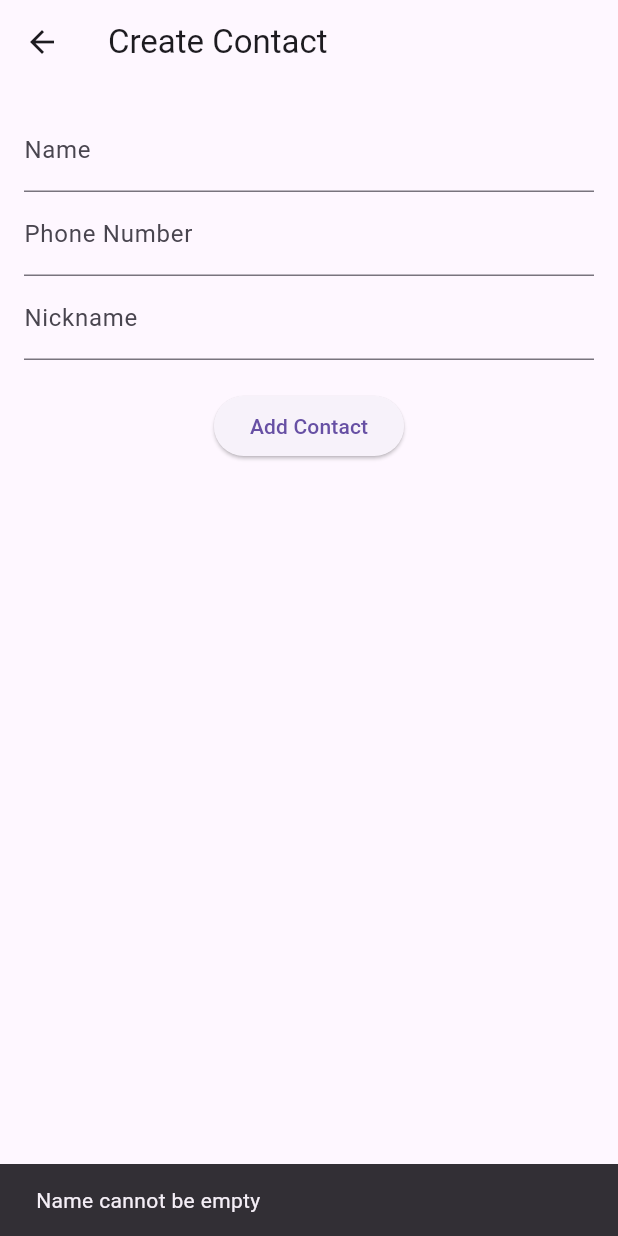
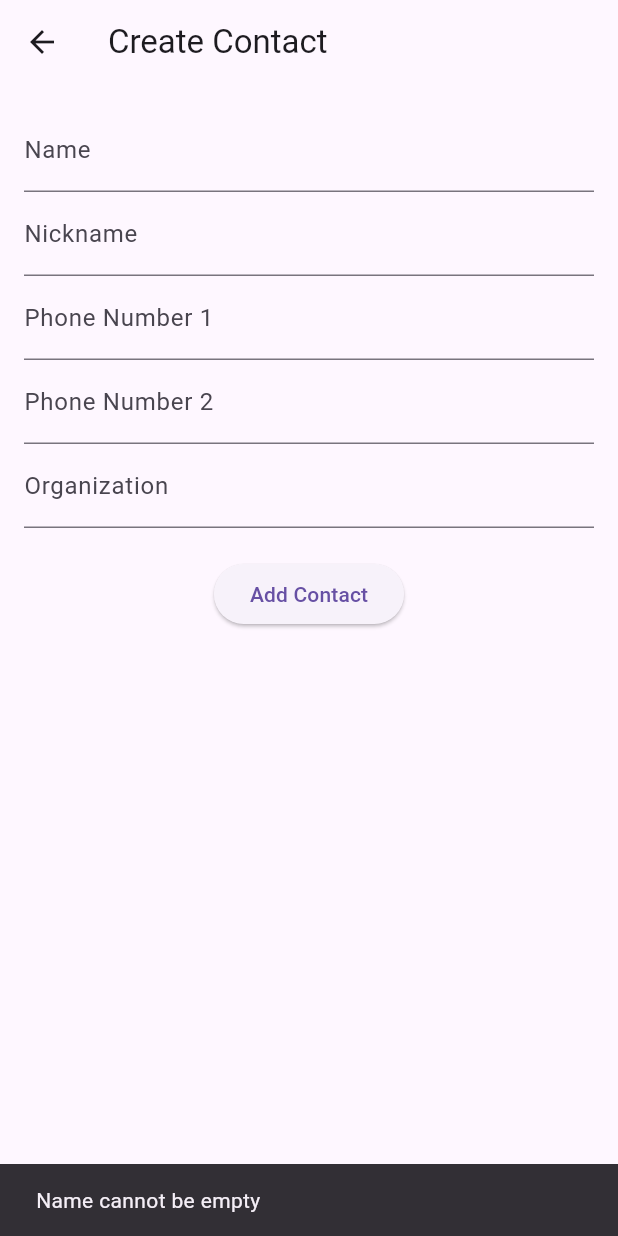
Before and after one commit to amoghprasant/apptodo, a Flutter app: the CreateContactPage screen opened directly, after a tap on "Add Contact", on a phone screen of 412 x 824 dp. Run offline on Flutter 3.47's test engine with Material 3 defaults, Android fonts, the phone set to English and light mode, and no system bars; our stand-ins replace sqflite; missing offline and left inert: fuzzywuzzy; accounts and stored records are empty.

Commit message:
made changes to contact editing page

```diff
--- a/lib/screen/contactsScreen.dart
+++ b/lib/screen/contactsScreen.dart
@@ -69,7 +69,6 @@ class _ContactsHomePageState extends State<ContactsHomePage> {
               itemBuilder: (context, index) {
                 return ListTile(
                   title: Text(_filteredContacts[index]['name']!),
-                  subtitle: Text(_filteredContacts[index]['phone']!),
                   leading: CircleAvatar(
                     child: Text(_filteredContacts[index]
                         ['nickname']![0]), // Display first letter of nickname
--- a/lib/screen/createcontact.dart
+++ b/lib/screen/createcontact.dart
@@ -2,8 +2,10 @@ import 'package:flutter/material.dart';
 
 class CreateContactPage extends StatelessWidget {
   final TextEditingController nameController = TextEditingController();
-  final TextEditingController phoneController = TextEditingController();
   final TextEditingController nicknameController = TextEditingController();
+  final TextEditingController phone1Controller = TextEditingController();
+  final TextEditingController phone2Controller = TextEditingController();
+  final TextEditingController organizationController = TextEditingController();
 
   @override
   Widget build(BuildContext context) {
@@ -20,27 +22,49 @@ class CreateContactPage extends StatelessWidget {
               decoration: InputDecoration(labelText: 'Name'),
             ),
             TextField(
-              controller: phoneController,
-              decoration: InputDecoration(labelText: 'Phone Number'),
+              controller: nicknameController,
+              decoration: InputDecoration(labelText: 'Nickname'),
+            ),
+            TextField(
+              controller: phone1Controller,
+              decoration: InputDecoration(labelText: 'Phone Number 1'),
               keyboardType: TextInputType.phone,
             ),
             TextField(
-              controller: nicknameController,
-              decoration: InputDecoration(labelText: 'Nickname'),
+              controller: phone2Controller,
+              decoration: InputDecoration(labelText: 'Phone Number 2'),
+              keyboardType: TextInputType.phone,
+            ),
+            TextField(
+              controller: organizationController,
+              decoration: InputDecoration(labelText: 'Organization'),
             ),
             SizedBox(height: 20),
             ElevatedButton(
               onPressed: () {
-                // Create a contact object or pass the data back
+                // Retrieve values from the text controllers
                 String name = nameController.text.trim();
-                String phone = phoneController.text.trim();
                 String nickname = nicknameController.text.trim();
+                String phone1 = phone1Controller.text.trim();
+                String phone2 = phone2Controller.text.trim();
+                String organization = organizationController.text.trim();
 
+                // Ensure the name is not empty
                 if (name.isNotEmpty) {
                   Navigator.pop(context, {
                     'name': name,
-                    'phone': phone,
-                    'nickname': nickname,
+                    'nickname': nickname.isNotEmpty
+                        ? nickname
+                        : 'N/A', // Default value for nickname
+                    'phone1': phone1.isNotEmpty
+                        ? phone1
+                        : 'N/A', // Default value for phone 1
+                    'phone2': phone2.isNotEmpty
+                        ? phone2
+                        : 'N/A', // Default value for phone 2
+                    'organization': organization.isNotEmpty
+                        ? organization
+                        : 'N/A', // Default value for organization
                   });
                 } else {
                   // Show a warning if the name is empty
```
Also changed, not shown: lib/model/contacts_model.dart (added).
